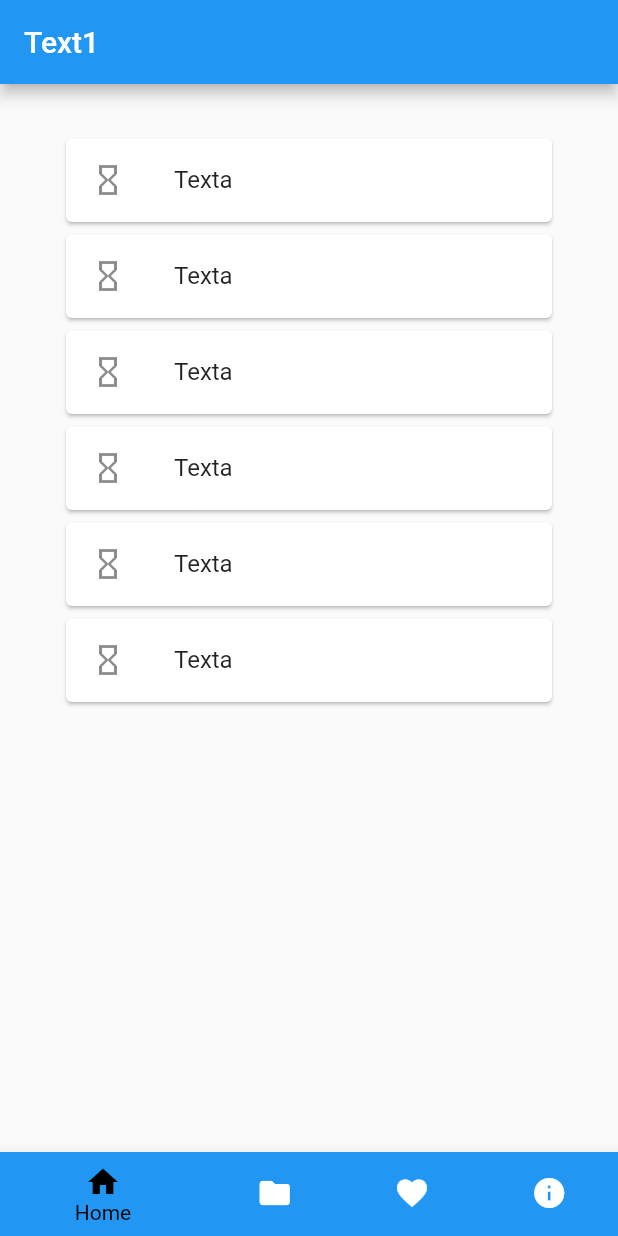
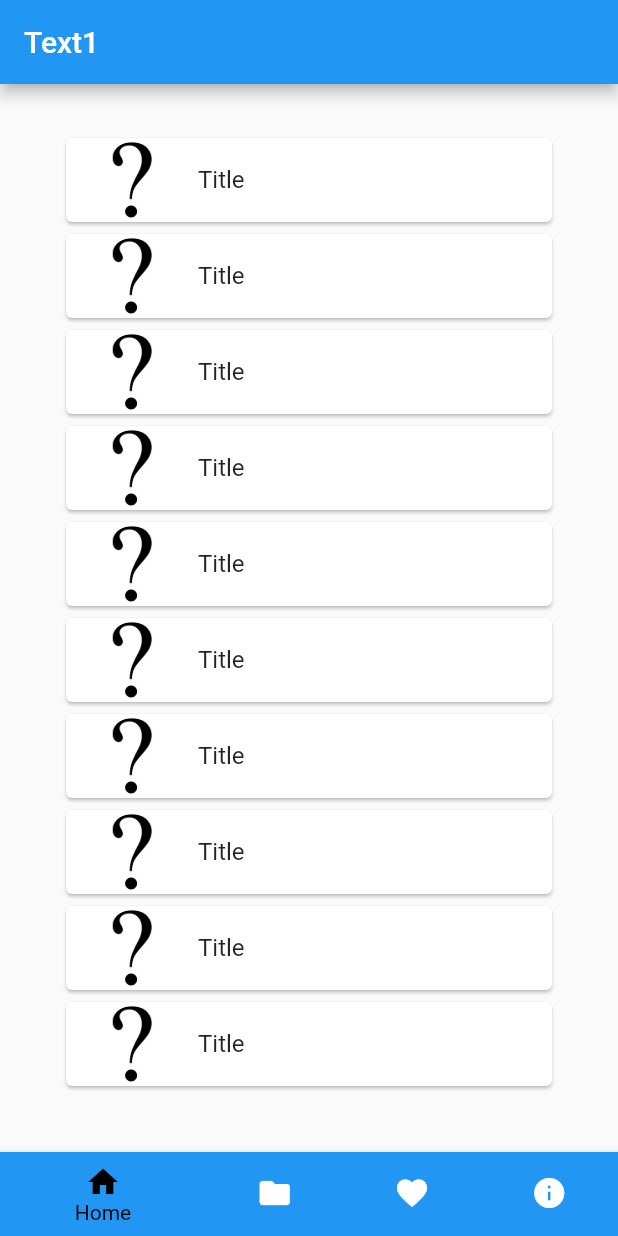
Before and after one commit to Alin236/AMSE, a Flutter app: the screen it shows after launch, on a phone screen of 412 x 824 dp. Run offline on Flutter 3.47's test engine with Material 2 defaults, Android fonts, the light colour scheme and no system bars.

Commit message:
Page média avancé, le contenu est clickable + contient des images

```diff
--- a/tp1/lib/main.dart
+++ b/tp1/lib/main.dart
@@ -11,9 +11,6 @@
   Widget build(BuildContext context) {
     return MaterialApp(
       title: 'Gestion de média',
-      theme: ThemeData(
-        primarySwatch: Colors.blue,
-      ),
       home: NavBar(),
     );
   }
@@ -56,7 +53,7 @@
       body: Center(
         child: Container(
           child: _pageOptions.elementAt(_selectedPage),
-          margin: EdgeInsets.all(32),
+          margin: marge,
         ),
       ),
       bottomNavigationBar: BottomNavigationBar(
@@ -98,26 +95,65 @@
     MediaTile(),
     MediaTile(),
     MediaTile(),
+    MediaTile(),
+    MediaTile(),
+    MediaTile(),
+    MediaTile(),
   ],
   padding: const EdgeInsets.symmetric(horizontal: 8),
 );
 
 class MediaTile extends StatelessWidget{
   const MediaTile({Key? key}) : super(key: key);
+  static const String title = "Title";
+  static const String info = "info";
+  static const String pathImage = "images/Teste.png";
 
   @override
   Widget build(BuildContext context) {
     return Card(
       child: InkWell(
-        splashColor: Colors.blue.withAlpha(30),
+        splashColor: Colors.blue,
         onTap: () {
-          debugPrint('Card tapped.');
+          moreAbout(context);
           },
         child: const ListTile(
-            title: Text('Texta'),
-            leading: Icon(Icons.hourglass_empty),
+            title: Text(title),
+            leading: Image(image: AssetImage(pathImage)),
           ),
       ),
     );
   }
+
+  void moreAbout(BuildContext context) {
+    Navigator.of(context).push(
+      MaterialPageRoute<void>(
+        builder: (context) {
+          return Scaffold(
+            appBar: AppBar(
+              title: const Text("Plus d'information"),
+            ),
+            body: Center(
+              child: Container(
+                child: pageInfo(title, pathImage, info),
+                margin: marge,
+              ),
+            ),
+          );
+        },
+      ),
+    );
+  }
+
+  Widget pageInfo(String title, String pathImage, String info){
+    return Column(
+      children: [
+        Text(title),
+        Image(image: AssetImage(pathImage)),
+        Text(info)
+      ]
+    );
+  }
 }
+
+const EdgeInsets marge = EdgeInsets.all(32);
```
